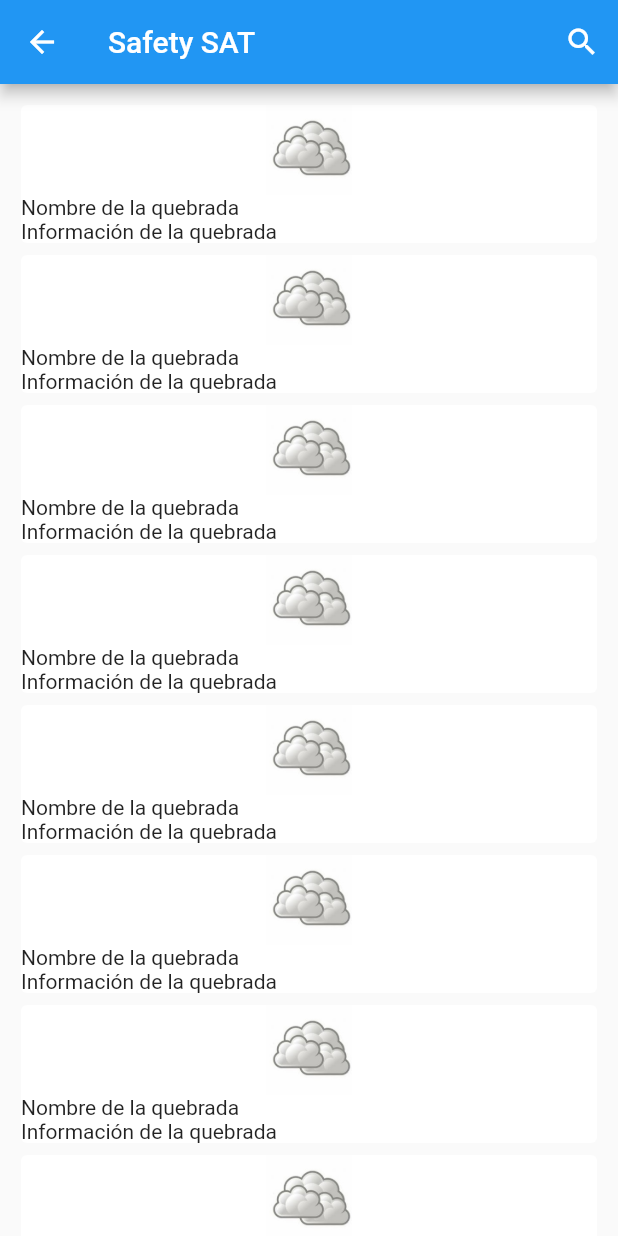
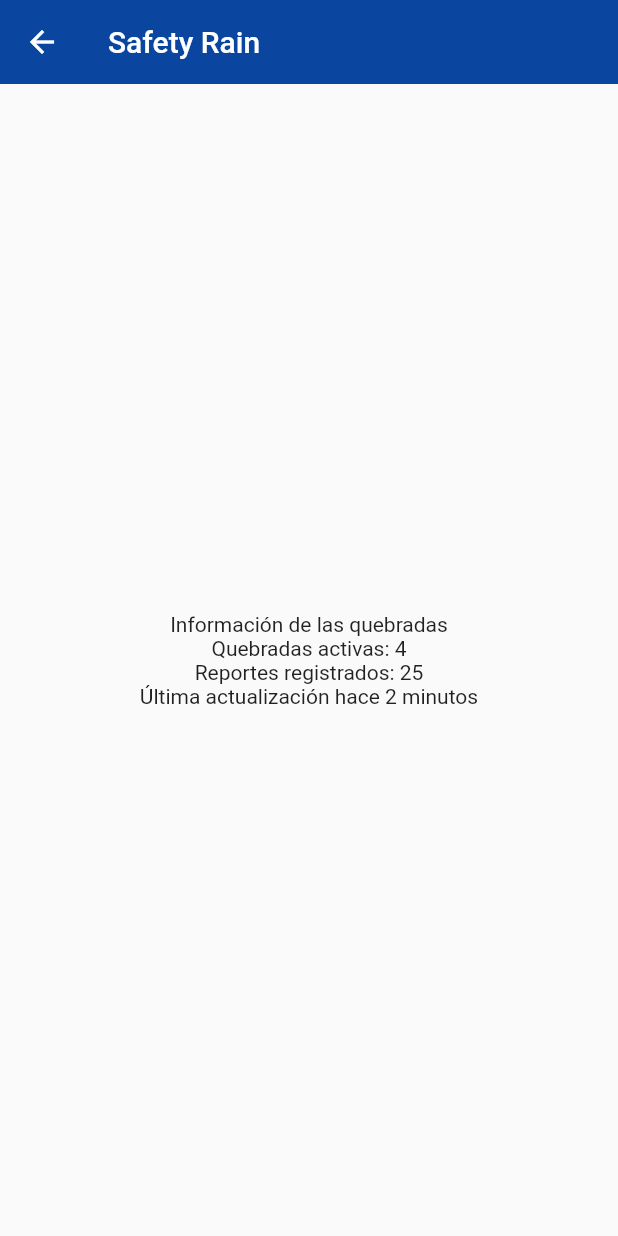
Before and after one commit to GustavoZegarra/PRY2021267_MobileApp, a Flutter app: the HomeScreen screen opened by its route, on a phone screen of 412 x 824 dp. Run offline on Flutter 3.47's test engine with Material 2 defaults, Android fonts, the phone set to English and light mode, and no system bars.

Commit message:
Release v1.2 - ListView quebradas desarrollado

```diff
--- a/mobile_app/lib/main.dart
+++ b/mobile_app/lib/main.dart
@@ -1,5 +1,6 @@
 import 'package:flutter/material.dart';
 import 'package:mobile_app/screens/screens.dart';
+import 'package:mobile_app/themes/app_theme.dart';
 
 void main() => runApp(const MyApp());
 
@@ -17,7 +18,7 @@ class MyApp extends StatelessWidget {
         'detail': (_) => DetailScreen(),
         'tab': (_) => TabScreen(),
       },
-      theme: ThemeData.light(),
+      theme: AppTheme.lightTheme
     );
   }
 }
--- a/mobile_app/lib/screens/home_screen.dart
+++ b/mobile_app/lib/screens/home_screen.dart
@@ -8,22 +8,17 @@ class HomeScreen extends StatelessWidget {
   Widget build(BuildContext context) {
     return Scaffold(
       appBar: AppBar(
-        backgroundColor: Colors.blue,
-        title: const Text('Safety SAT'),
-        actions: [
-          IconButton(
-            icon: const Icon(Icons.search_outlined),
-            onPressed: () {}
-          )
+        title: const Text('Safety Rain'),
+      ),
+      body: Column(
+        mainAxisAlignment: MainAxisAlignment.center,
+        children: [
+          Center(child: Text('Información de las quebradas')),
+          Center(child: Text('Quebradas activas: 4')),
+          Center(child: Text('Reportes registrados: 25')),
+          Center(child: Text('Última actualización hace 2 minutos'))
         ],
       ),
-      body: ListView.builder(
-            padding: const EdgeInsets.symmetric(horizontal: 10, vertical: 10),
-            itemCount: 10,
-            itemBuilder: (BuildContext context, int index) {
-              return QuebradaWidget();
-            },
-          ),
     );
   }
 }
--- /dev/null
+++ b/mobile_app/lib/screens/quebrada_screen.dart
@@ -0,0 +1,42 @@
+import 'package:flutter/material.dart';
+import 'package:mobile_app/models/quebrada_model.dart';
+import 'package:mobile_app/themes/app_theme.dart';
+import 'package:mobile_app/widgets/quebrada_widget.dart';
+
+class QuebradaScreen extends StatelessWidget {
+
+  //const QuebradaScreen({Key? key}) : super(key: key);
+
+  final List<String> quebradas = [
+    'Nicolas de Pierola','Carossio','La libertad','Santo Domingo',
+    'Nicolas de Pierola','Carossio','La libertad','Santo Domingo',
+    'Nicolas de Pierola','Carossio','La libertad','Santo Domingo'
+  ];
+
+  @override
+  Widget build(BuildContext context) {
+    return Scaffold(
+      appBar: AppBar(
+        title: const Text('Safety Rain'),
+      ),
+      body: ListView.separated(
+        padding: const EdgeInsets.symmetric(horizontal: 20, vertical: 20),
+        itemCount: quebradas.length,
+        itemBuilder: (context, index) =>
+          ListTile(
+            title: Text(quebradas[index]),
+            subtitle: ListBody(
+              children: const [
+                Text('Estado de actividad: Baja'),
+                Text('Reportes de incidentes: 0'),
+                Text('Última actualización hace 6 minutos')
+              ],
+          ),
+          trailing: const Icon(Icons.arrow_forward_ios_rounded, color: AppTheme.primary),
+          onTap: () {},
+        ),
+        separatorBuilder: (_, __) => const Divider(color: Colors.grey,thickness: 1,indent: 20,endIndent: 20,),
+        )
+    );
+  }
+}
--- a/mobile_app/lib/screens/screens.dart
+++ b/mobile_app/lib/screens/screens.dart
@@ -1,3 +1,6 @@
 export 'package:mobile_app/screens/home_screen.dart';
 export 'package:mobile_app/screens/detail_screen.dart';
 export 'package:mobile_app/screens/tab_screen.dart';
+export 'package:mobile_app/screens/incidente_screen.dart';
+export 'package:mobile_app/screens/quebrada_screen.dart';
+export 'package:mobile_app/screens/usuario_screen.dart';
--- /dev/null
+++ b/mobile_app/lib/themes/app_theme.dart
@@ -0,0 +1,16 @@
+import 'package:flutter/material.dart';
+
+class AppTheme {
+  static const Color primary = Color.fromARGB(255, 10, 70, 160);
+  static final ThemeData lightTheme = ThemeData.light().copyWith(
+        primaryColor: primary,
+        appBarTheme: const AppBarTheme(
+          color: primary,
+          foregroundColor: Colors.white,
+          elevation: 0
+        ),
+        cardTheme: const CardTheme(
+          elevation: 0,
+        )
+  );
+}
--- a/mobile_app/lib/widgets/quebrada_widget.dart
+++ b/mobile_app/lib/widgets/quebrada_widget.dart
@@ -7,20 +7,29 @@ class QuebradaWidget extends StatelessWidget {
   @override
   Widget build(BuildContext context) {
     return Card(
-      elevation: 0,
-      child: Column(
-        mainAxisAlignment: MainAxisAlignment.end,
-        crossAxisAlignment: CrossAxisAlignment.start,
-        children: const [
-          Image(
-            image: AssetImage('assets/normal.jpg'),
-            width: double.infinity,
-            height: 60,
-          ),
-          Text('Nombre de la quebrada'),
-          Text('Información de la quebrada')
-        ],
-      ),
+      child: Center(
+        child: Row(
+          children: [
+            Container(
+              width: 50,
+              height: 50,
+              child: const Image(
+                image: AssetImage('assets/normal.jpg'),
+                width: double.infinity,
+                height: 50,
+              ),
+            ),
+            Center(
+              child: Column(
+                mainAxisAlignment: MainAxisAlignment.center,
+                children: [
+                  Text('asdsss')
+                ],
+              ),
+            )
+          ],
+        ),
+      )
     );
   }
 }
```
Also changed, not shown: mobile_app/lib/models/quebrada_model.dart (added, +9 -0 lines), mobile_app/lib/screens/incidente_screen.dart (added, +18 -0 lines), mobile_app/lib/screens/tab_screen.dart (+9 -7 lines), mobile_app/lib/screens/usuario_screen.dart (added, +18 -0 lines), mobile_app/assets/fondo_huaico.jpg (added).
